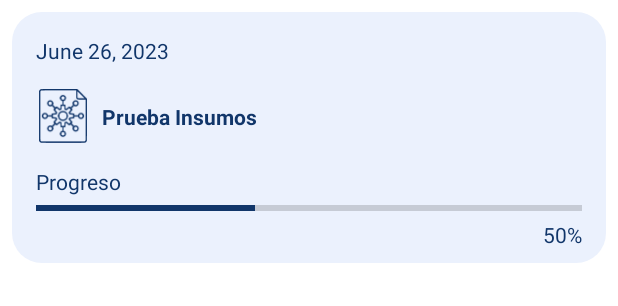
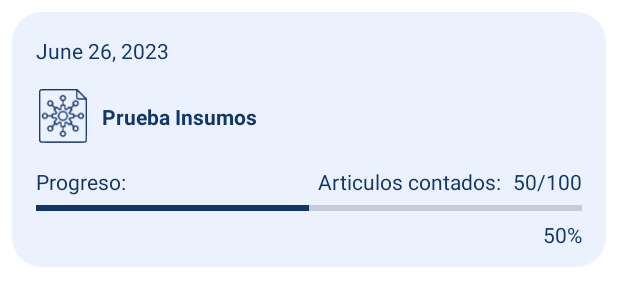
Before and after one commit to dahlanGale/InventoryToolsManagment, an Android app: the layout viewholder_ongoing.xml on its own in the app's theme, with its tools: preview values and no code run, on a phone screen of 412 x 824 dp. Shown: the top 306 px of the screen. Run offline under Robolectric (Android 15) with nearby library versions, the phone set to English and light mode, and no system bars.

Commit message:
Cambios en los datos de los conteos

```diff
--- a/app/src/main/java/com/ioe_enterprice/inventorytoolsmanagment/Adapter/InventariosAdapter.java
+++ b/app/src/main/java/com/ioe_enterprice/inventorytoolsmanagment/Adapter/InventariosAdapter.java
@@ -78,6 +78,8 @@ public class InventariosAdapter extends RecyclerView.Adapter<InventariosAdapter.
         holder.progressTxt.setText("Progreso");
         holder.progressBar.setProgress(item.getProgressPercent());
         holder.percentTxt.setText(item.getProgressPercent() + "%");
+        holder.countedLabelTxt.setText("Articulos contados:");
+        holder.countedValueTxt.setText(item.getCounted() + "/" + item.getTotal());
 
         int imageResId = holder.itemView.getContext().getResources().getIdentifier(
                 item.getPicPath(), "drawable", holder.itemView.getContext().getPackageName());
@@ -98,7 +100,7 @@ public class InventariosAdapter extends RecyclerView.Adapter<InventariosAdapter.
     }
 
     public static class InventoryViewHolder extends RecyclerView.ViewHolder {
-        TextView dateTxt, titleTxt, progressTxt, percentTxt;
+        TextView dateTxt, titleTxt, progressTxt, percentTxt, countedLabelTxt, countedValueTxt;
         ProgressBar progressBar;
         ImageView pic;
 
@@ -110,6 +112,8 @@ public class InventariosAdapter extends RecyclerView.Adapter<InventariosAdapter.
             percentTxt = itemView.findViewById(R.id.percentTxt);
             progressBar = itemView.findViewById(R.id.progressBar);
             pic = itemView.findViewById(R.id.pic);
+            countedLabelTxt = itemView.findViewById(R.id.countedLabelTxt);
+            countedValueTxt = itemView.findViewById(R.id.countedValueTxt);
         }
     }
 }
--- a/app/src/main/res/layout/viewholder_ongoing.xml
+++ b/app/src/main/res/layout/viewholder_ongoing.xml
@@ -1,7 +1,34 @@
 <?xml version="1.0" encoding="utf-8"?>
-<androidx.constraintlayout.widget.ConstraintLayout xmlns:android="http://schemas.android.com/apk/res/android" xmlns:app="http://schemas.android.com/apk/res-auto" android:id="@+id/layout_view_holder" android:layout_width="match_parent" android:layout_height="167dp" android:layout_margin="8dp" android:background="@drawable/light_background">
-    <TextView android:id="@+id/dateTxt" android:layout_width="wrap_content" android:layout_height="wrap_content" android:layout_marginStart="16dp" android:layout_marginTop="16dp" android:text="June 26, 2023" android:textColor="@color/dark_blue" android:textSize="14sp" app:layout_constraintStart_toStartOf="parent" app:layout_constraintTop_toTopOf="parent"/>
-    <ImageView android:id="@+id/pic" android:layout_width="36dp" android:layout_height="36dp" android:layout_marginTop="16dp" android:src="@drawable/ongoing2" app:layout_constraintStart_toStartOf="@+id/dateTxt" app:layout_constraintTop_toBottomOf="@+id/dateTxt"/>
+<androidx.constraintlayout.widget.ConstraintLayout xmlns:android="http://schemas.android.com/apk/res/android"
+    xmlns:app="http://schemas.android.com/apk/res-auto"
+    xmlns:tools="http://schemas.android.com/tools"
+    android:id="@+id/layout_view_holder"
+    android:layout_width="match_parent"
+    android:layout_height="170dp"
+    android:layout_margin="8dp"
+    android:background="@drawable/light_background">
+
+    <TextView
+        android:id="@+id/dateTxt"
+        android:layout_width="wrap_content"
+        android:layout_height="wrap_content"
+        android:layout_marginStart="16dp"
+        android:layout_marginTop="16dp"
+        android:text="June 26, 2023"
+        android:textColor="@color/dark_blue"
+        android:textSize="14sp"
+        app:layout_constraintStart_toStartOf="parent"
+        app:layout_constraintTop_toTopOf="parent" />
+
+    <ImageView
+        android:id="@+id/pic"
+        android:layout_width="36dp"
+        android:layout_height="36dp"
+        android:layout_marginTop="16dp"
+        android:src="@drawable/ongoing2"
+        app:layout_constraintStart_toStartOf="@+id/dateTxt"
+        app:layout_constraintTop_toBottomOf="@+id/dateTxt"
+        app:tint="@color/dark_blue" />
 
     <TextView
         android:id="@+id/titleTxt"
@@ -20,15 +47,59 @@
         app:layout_constraintTop_toTopOf="@+id/pic" />
 
     <TextView
+        android:id="@+id/countedLabelTxt"
+        android:layout_width="wrap_content"
+        android:layout_height="wrap_content"
+        android:layout_marginEnd="8dp"
+        android:text="Articulos contados:"
+        android:textColor="@color/dark_blue"
+        android:textSize="14sp"
+        app:layout_constraintEnd_toStartOf="@+id/countedValueTxt"
+        app:layout_constraintTop_toTopOf="@+id/progressTxt" />
+
+    <TextView
+        android:id="@+id/countedValueTxt"
+        android:layout_width="wrap_content"
+        android:layout_height="wrap_content"
+        android:text="50/100"
+        android:textColor="@color/dark_blue"
+        android:textSize="14sp"
+        app:layout_constraintEnd_toEndOf="@+id/progressBar"
+        app:layout_constraintTop_toTopOf="@+id/countedLabelTxt" />
+
+    <TextView
         android:id="@+id/progressTxt"
         android:layout_width="wrap_content"
         android:layout_height="wrap_content"
         android:layout_marginTop="16dp"
-        android:text="Progreso"
+        android:text="Progreso:"
         android:textColor="@color/dark_blue"
         android:textSize="14sp"
         app:layout_constraintStart_toStartOf="@+id/pic"
         app:layout_constraintTop_toBottomOf="@+id/pic" />
-    <ProgressBar android:id="@+id/progressBar" style="?android:attr/progressBarStyleHorizontal" android:layout_width="0dp" android:layout_height="wrap_content" android:layout_marginStart="16dp" android:layout_marginEnd="16dp" android:max="100" android:progress="40" android:progressTint="@color/dark_blue" app:layout_constraintEnd_toEndOf="parent" app:layout_constraintStart_toStartOf="parent" app:layout_constraintTop_toBottomOf="@+id/progressTxt"/>
-    <TextView android:id="@+id/percentTxt" android:layout_width="wrap_content" android:layout_height="wrap_content" android:text="50%" android:textColor="@color/dark_blue" app:layout_constraintBottom_toBottomOf="parent" app:layout_constraintEnd_toEndOf="@+id/progressBar" app:layout_constraintTop_toBottomOf="@+id/progressBar" app:layout_constraintVertical_bias="0.0"/>
+
+    <ProgressBar
+        android:id="@+id/progressBar"
+        style="?android:attr/progressBarStyleHorizontal"
+        android:layout_width="0dp"
+        android:layout_height="wrap_content"
+        android:layout_marginStart="16dp"
+        android:layout_marginEnd="16dp"
+        android:max="100"
+        android:progress="50"
+        android:progressTint="@color/dark_blue"
+        app:layout_constraintEnd_toEndOf="parent"
+        app:layout_constraintStart_toStartOf="parent"
+        app:layout_constraintTop_toBottomOf="@+id/progressTxt" />
+
+    <TextView
+        android:id="@+id/percentTxt"
+        android:layout_width="wrap_content"
+        android:layout_height="wrap_content"
+        android:text="50%"
+        android:textColor="@color/dark_blue"
+        app:layout_constraintBottom_toBottomOf="parent"
+        app:layout_constraintEnd_toEndOf="@+id/progressBar"
+        app:layout_constraintTop_toBottomOf="@+id/progressBar"
+        app:layout_constraintVertical_bias="0.0" />
 </androidx.constraintlayout.widget.ConstraintLayout>
```
Also changed, not shown: app/src/main/java/com/ioe_enterprice/inventorytoolsmanagment/Activity/MainActivity.java (+9 -3 lines), app/src/main/java/com/ioe_enterprice/inventorytoolsmanagment/Adapter/OngoingAdapter.java (+8 -1 lines), app/src/main/java/com/ioe_enterprice/inventorytoolsmanagment/Domain/OngoingDomain.java (+9 -1 lines).
